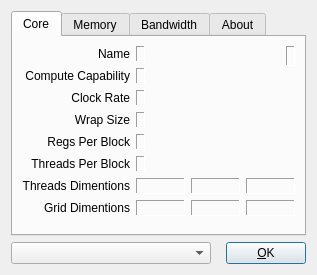
Before: the Qt Designer form ui/czdialog.ui in spainnoobperez/cuda-z, drawn with Qt 5.
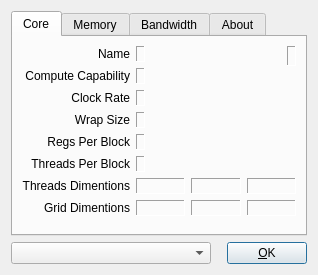
After: the same form once the commit is applied. Icons and pictures are not drawn.

Commit message: some images hardcoded in ui-file.

What changed in the file:
```diff
--- a/ui/czdialog.ui
+++ b/ui/czdialog.ui
@@ -5,7 +5,7 @@
    <rect>
     <x>0</x>
     <y>0</y>
-    <width>317</width>
+    <width>318</width>
     <height>275</height>
    </rect>
   </property>
@@ -27,7 +27,7 @@
        <rect>
         <x>0</x>
         <y>0</y>
-        <width>293</width>
+        <width>294</width>
         <height>197</height>
        </rect>
       </property>
@@ -93,7 +93,10 @@
               <enum>QFrame::Sunken</enum>
              </property>
              <property name="text" >
-              <string>&lt;logo></string>
+              <string/>
+             </property>
+             <property name="pixmap" >
+              <pixmap resource="../res/cuda-z.qrc" >:/img/logo-unknown.png</pixmap>
              </property>
              <property name="alignment" >
               <set>Qt::AlignCenter</set>
```
Left out of the diff: 17 changed lines with no effect on the pictures. The commit also changes 1 other file.
